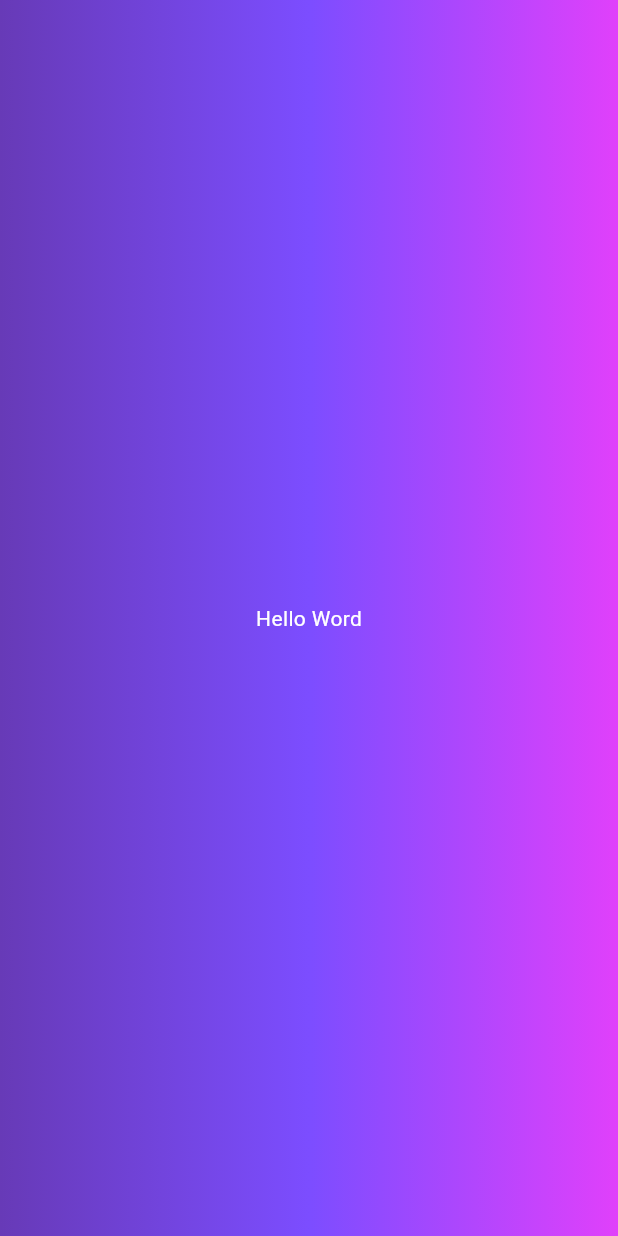
After one commit to moustajil/Roll-Dice-Game, a Flutter app: the screen it shows after launch, on a phone screen of 412 x 824 dp. The commit adds this screen. Run offline on Flutter 3.47's test engine with Material 3 defaults, Android fonts, the light colour scheme and no system bars.

Commit message:
adding custome widget

```diff
--- a/lib/home_screen.dart
+++ b/lib/home_screen.dart
@@ -1,7 +1,9 @@
 import 'package:flutter/material.dart';
+import 'package:rolldicegame/text_widget.dart';
 
 class HomeScreen extends StatefulWidget {
-  const HomeScreen({super.key});
+  List<Color> Colors;
+  HomeScreen({super.key,required this.Colors});
 
   @override
   State<HomeScreen> createState() => _HomeScreenState();
@@ -14,16 +16,10 @@ class _HomeScreenState extends State<HomeScreen> {
       body: Container(
         decoration: BoxDecoration(
           gradient: LinearGradient(
-            colors: [
-              Colors.deepPurple,
-              Colors.deepPurpleAccent,
-              Colors.purpleAccent,
-            ],
+            colors: widget.Colors
           ),
         ),
-        child: Center(
-          child: Text("Hello Word", style: TextStyle(color: Colors.white)),
-        ),
+        child: TextWidget(title: "Hello Word"),
       ),
     );
   }
--- a/lib/main.dart
+++ b/lib/main.dart
@@ -10,6 +10,8 @@ class StartApp extends StatelessWidget {
 
   @override
   Widget build(BuildContext context) {
-    return HomeScreen();
+    return HomeScreen(
+      Colors: [Colors.deepPurple, Colors.deepPurpleAccent, Colors.purpleAccent],
+    );
   }
 }
--- /dev/null
+++ b/lib/text_widget.dart
@@ -0,0 +1,11 @@
+import 'package:flutter/material.dart';
+
+class TextWidget extends StatelessWidget {
+  String title;
+  TextWidget({super.key, required this.title});
+
+  @override
+  Widget build(BuildContext context) {
+    return Center(child: Text(title, style: TextStyle(color: Colors.white)));
+  }
+}
```
